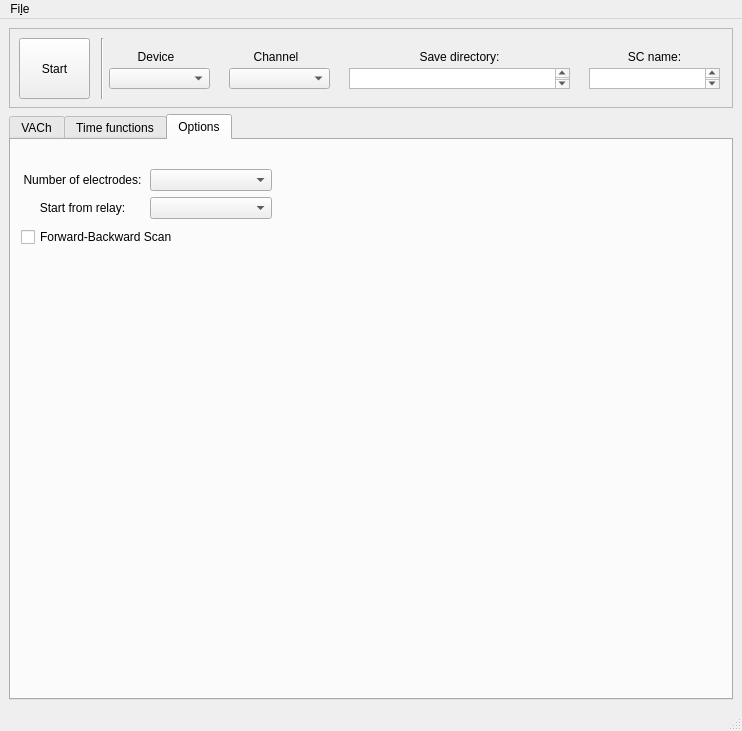
The window that GUI/Solar.ui (userIsTaken/SolarVACh) describes before a commit, drawn with Qt 5.
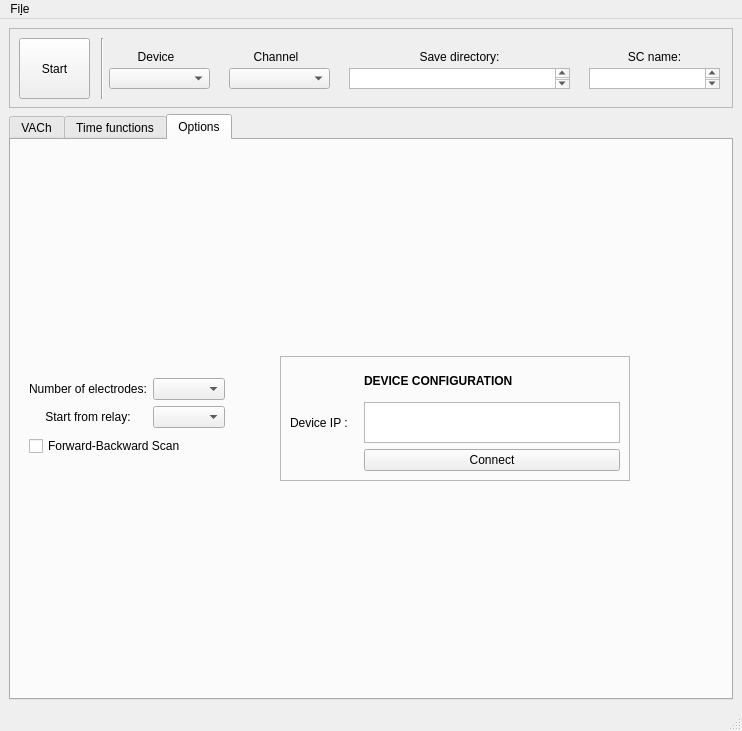
The same window after the commit. The open tabs and pages were chosen to show the change. Custom widgets are drawn as their Qt base class.

Commit message: connect function added sample measurement added

```diff
--- a/GUI/Solar.ui
+++ b/GUI/Solar.ui
@@ -698,15 +698,9 @@
        <attribute name="title">
         <string>Options</string>
        </attribute>
+       <layout class="QFormLayout" name="formLayout">
+        <item row="0" column="0">
        <widget class="QWidget" name="widget" native="true">
-        <property name="geometry">
-         <rect>
-          <x>10</x>
-          <y>10</y>
-          <width>251</width>
-          <height>118</height>
-         </rect>
-        </property>
         <property name="maximumSize">
          <size>
           <width>300</width>
@@ -760,8 +754,81 @@
            </item>
           </layout>
          </item>
-        </layout>
-       </widget>
+           <item row="0" column="1">
+            <spacer name="horizontalSpacer_3">
+             <property name="orientation">
+              <enum>Qt::Horizontal</enum>
+             </property>
+             <property name="sizeHint" stdset="0">
+              <size>
+               <width>40</width>
+               <height>20</height>
+              </size>
+             </property>
+            </spacer>
+           </item>
+          </layout>
+         </widget>
+        </item>
+        <item row="0" column="1">
+         <widget class="QFrame" name="frame_7">
+          <property name="maximumSize">
+           <size>
+            <width>350</width>
+            <height>125</height>
+           </size>
+          </property>
+          <property name="frameShape">
+           <enum>QFrame::StyledPanel</enum>
+          </property>
+          <property name="frameShadow">
+           <enum>QFrame::Raised</enum>
+          </property>
+          <layout class="QGridLayout" name="gridLayout_9">
+           <item row="2" column="1">
+            <widget class="QTextEdit" name="ip_address">
+             <property name="maximumSize">
+              <size>
+               <width>256</width>
+               <height>41</height>
+              </size>
+             </property>
+            </widget>
+           </item>
+           <item row="2" column="0">
+            <widget class="QLabel" name="label_23">
+             <property name="text">
+              <string>Device IP :</string>
+             </property>
+            </widget>
+           </item>
+           <item row="3" column="1">
+            <widget class="QPushButton" name="connect_button">
+             <property name="text">
+              <string>Connect</string>
+             </property>
+            </widget>
+           </item>
+           <item row="1" column="1">
+            <widget class="QLabel" name="label_22">
+             <property name="font">
+              <font>
+               <weight>75</weight>
+               <bold>true</bold>
+              </font>
+             </property>
+             <property name="text">
+              <string>DEVICE CONFIGURATION</string>
+             </property>
+             <property name="textFormat">
+              <enum>Qt::PlainText</enum>
+             </property>
+            </widget>
+           </item>
+          </layout>
+         </widget>
+        </item>
+       </layout>
       </widget>
      </widget>
     </item>
```
Left out of the diff: 4 changed lines with no effect on the pictures. Lines whose indentation alone changed are shown as unchanged. The commit also changes 3 other files.
